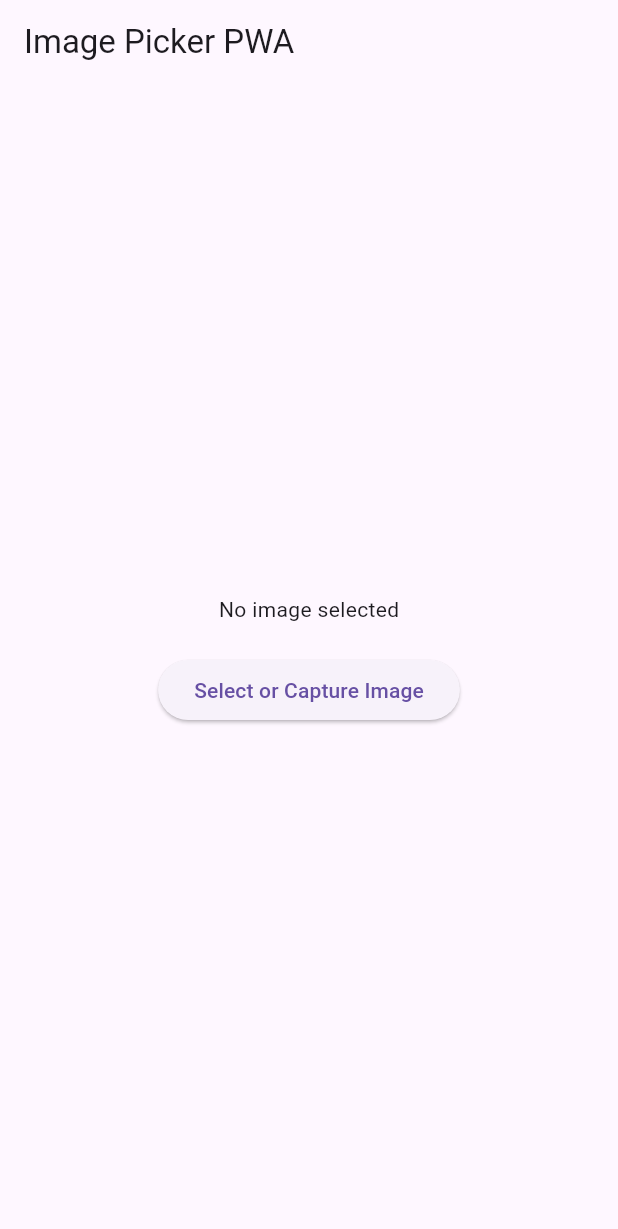
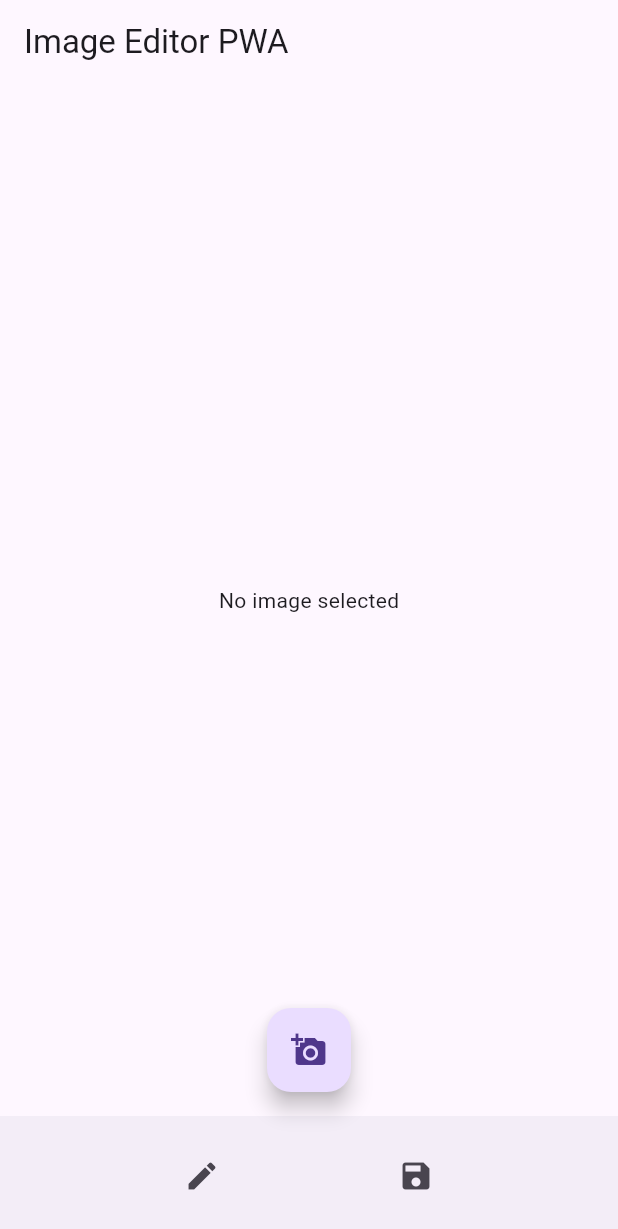
Before and after one commit to abdosk0/image-picker-pwa, a Flutter app: the screen it shows after launch, on a phone screen of 412 x 824 dp. Shown: the top 1229 px of the screen. Run offline on Flutter 3.47's test engine with Material 3 defaults, Android fonts, the light colour scheme and no system bars; missing offline and left inert: image_picker_web, pro_image_editor.

Commit message:
Full Image functionality with edit

```diff
--- a/lib/main.dart
+++ b/lib/main.dart
@@ -1,13 +1,9 @@
 import 'dart:typed_data';
-import 'dart:html' as html;
 import 'package:flutter/material.dart';
+import 'package:pro_image_editor/pro_image_editor.dart';
 import 'package:image_picker_web/image_picker_web.dart';
 
 void main() {
-  WidgetsFlutterBinding.ensureInitialized();
-  if (html.window.navigator.serviceWorker != null) {
-    html.window.navigator.serviceWorker!.register('service_worker.js');
-  }
   runApp(MyApp());
 }
 
@@ -15,53 +11,92 @@ class MyApp extends StatelessWidget {
   @override
   Widget build(BuildContext context) {
     return MaterialApp(
-      title: 'My Flutter PWA',
+      title: 'Image Editor PWA',
       theme: ThemeData(
         primarySwatch: Colors.blue,
       ),
-      home: ImagePickerPage(),
+      home: ImageEditorPage(),
     );
   }
 }
 
-class ImagePickerPage extends StatefulWidget {
+class ImageEditorPage extends StatefulWidget {
   @override
-  _ImagePickerPageState createState() => _ImagePickerPageState();
+  _ImageEditorPageState createState() => _ImageEditorPageState();
 }
 
-class _ImagePickerPageState extends State<ImagePickerPage> {
-  Uint8List? _imageBytes;
+class _ImageEditorPageState extends State<ImageEditorPage> {
+  Uint8List? _editedImageBytes;
 
-  void _pickImage() async {
+  Future<void> _pickImage() async {
     final Uint8List? imageBytes = await ImagePickerWeb.getImageAsBytes();
     if (imageBytes != null) {
       setState(() {
-        _imageBytes = imageBytes;
+        _editedImageBytes = imageBytes;
       });
     }
   }
+
+  Future<void> _editImage() async {
+  if (_editedImageBytes != null) {
+    final editedImage = await Navigator.push(
+      context,
+      MaterialPageRoute(
+        builder: (context) => ProImageEditor.memory(
+          _editedImageBytes!, // Pass the image bytes
+          onImageEditingComplete: (editedImage) async { // Add 'async' here
+            setState(() {
+              _editedImageBytes = editedImage;
+            });
+            Navigator.pop(context);
+            return; // Add this return statement
+          },
+        ),
+      ),
+    );
+    if (editedImage != null) {
+      setState(() {
+        _editedImageBytes = editedImage;
+      });
+    }
+  }
+}
+
 
   @override
   Widget build(BuildContext context) {
     return Scaffold(
       appBar: AppBar(
-        title: Text('Image Picker PWA'),
+        title: Text('Image Editor PWA'),
       ),
       body: Center(
-        child: Column(
-          mainAxisAlignment: MainAxisAlignment.center,
-          children: <Widget>[
-            if (_imageBytes != null)
-              Image.memory(
-                _imageBytes!,
+        child: _editedImageBytes != null
+            ? Image.memory(
+                _editedImageBytes!,
                 height: 200,
               )
-            else
-              Text('No image selected'),
-            SizedBox(height: 20),
-            ElevatedButton(
-              onPressed: _pickImage,
-              child: Text('Select or Capture Image'),
+            : Text('No image selected'),
+      ),
+      floatingActionButton: FloatingActionButton(
+        onPressed: _pickImage,
+        tooltip: 'Select or Capture Image',
+        child: Icon(Icons.add_a_photo),
+      ),
+      floatingActionButtonLocation: FloatingActionButtonLocation.centerFloat,
+      bottomNavigationBar: BottomAppBar(
+        child: Row(
+          mainAxisAlignment: MainAxisAlignment.spaceEvenly,
+          children: [
+            IconButton(
+              onPressed: _editImage,
+              icon: Icon(Icons.edit),
+            ),
+            IconButton(
+              onPressed: () {
+                // Add your save functionality here
+                // For example, you can save the edited image to local storage or cloud storage
+              },
+              icon: Icon(Icons.save),
             ),
           ],
         ),
--- a/pubspec.yaml
+++ b/pubspec.yaml
@@ -38,6 +38,9 @@ dependencies:
   image_picker: ^1.1.1
   html: ^0.15.4
   image_picker_web: ^3.1.1
+  image: ^4.1.7
+  photo_view: ^0.15.0
+  pro_image_editor: ^2.6.2
 
 dev_dependencies:
   flutter_test:
```
Also changed, not shown: pubspec.lock, 6 other files.
